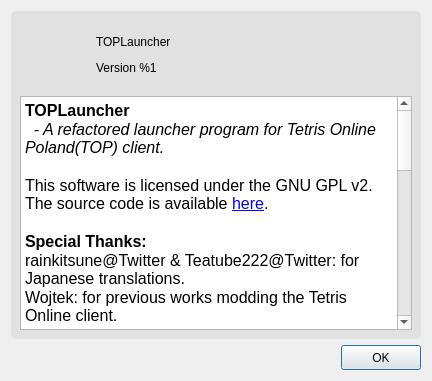
This is TOPLauncher/DlgAbout.ui in BSoD-Ultimate/TOPLauncher as Qt 5 draws it before an edit. The edited form follows.
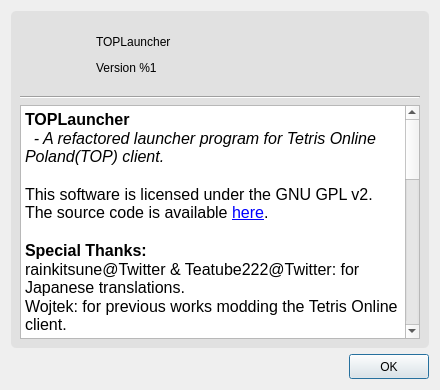
This is the edited form. Icons and pictures are not drawn.

Commit message: modify the "about" dialog

What changed in the file:
```diff
--- a/TOPLauncher/DlgAbout.ui
+++ b/TOPLauncher/DlgAbout.ui
@@ -6,10 +6,22 @@
    <rect>
     <x>0</x>
     <y>0</y>
-    <width>432</width>
-    <height>381</height>
+    <width>440</width>
+    <height>390</height>
    </rect>
   </property>
+  <property name="minimumSize">
+   <size>
+    <width>440</width>
+    <height>390</height>
+   </size>
+  </property>
+  <property name="maximumSize">
+   <size>
+    <width>440</width>
+    <height>390</height>
+   </size>
+  </property>
   <property name="windowTitle">
    <string>About</string>
   </property>
@@ -69,6 +81,13 @@
         </item>
        </layout>
       </item>
+      <item>
+       <widget class="Line" name="line">
+        <property name="orientation">
+         <enum>Qt::Horizontal</enum>
+        </property>
+       </widget>
+      </item>
       <item>
        <widget class="QTextBrowser" name="textBrowser">
         <property name="html">
```
